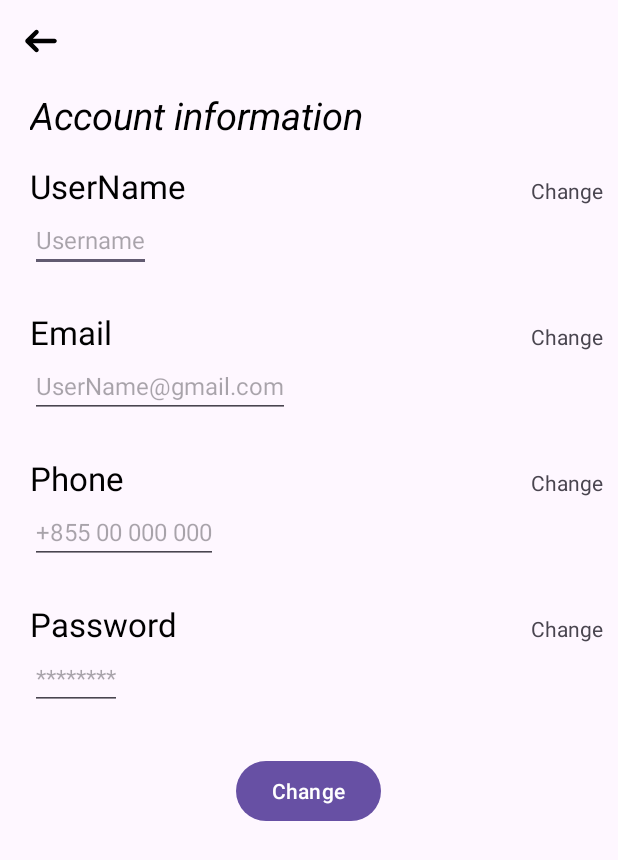
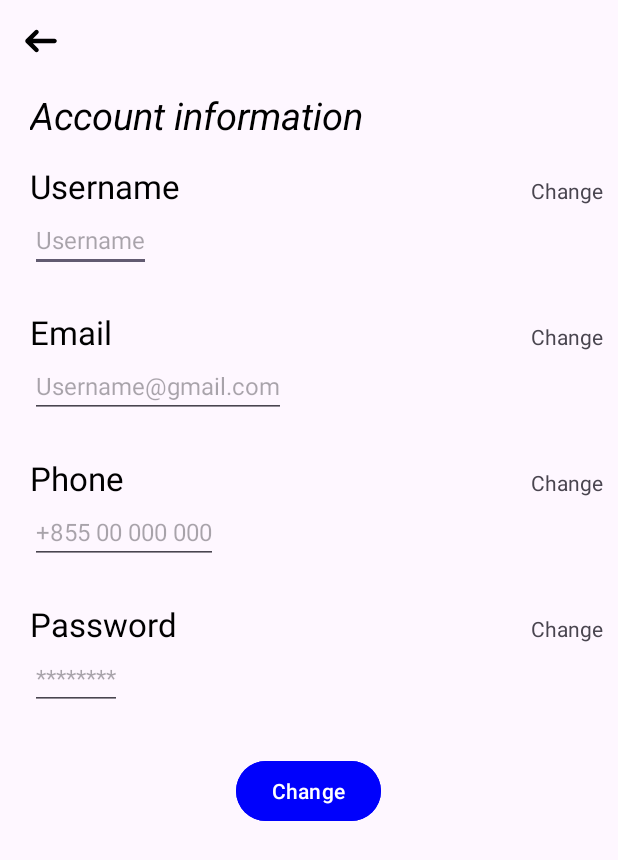
Before and after one commit to heanghenglong-ITE/SH-Online-Shop, an Android app: the AccountInformationActivity screen opened directly, with no data from a screen before it, on a phone screen of 412 x 824 dp. Shown: the top 860 px of the screen. Run offline under Robolectric (Android 15) with nearby library versions, the phone set to English and light mode, and no system bars.

Commit message:
Project Practicum

```diff
--- a/app/src/main/res/layout/activity_account_information.xml
+++ b/app/src/main/res/layout/activity_account_information.xml
@@ -39,7 +39,7 @@
             android:id="@+id/textView_username"
             android:layout_width="wrap_content"
             android:layout_height="wrap_content"
-            android:text="UserName"
+            android:text="@string/acc_2"
             android:textSize="22sp"
             android:textColor="@color/black" />
         <TextView
@@ -49,7 +49,7 @@
             android:layout_marginEnd="10dp"
             android:layout_width="match_parent"
             android:layout_height="wrap_content"
-            android:text="Change"
+            android:text="@string/acc_12"
             android:gravity="end" />
     </LinearLayout>
     <LinearLayout
@@ -63,7 +63,7 @@
             android:layout_width="wrap_content"
             android:layout_height="match_parent"
             android:layout_marginStart="20dp"
-            android:hint="Username"
+            android:hint="@string/acc_2"
             android:textColor="@color/blue"
             android:textSize="16sp" />
     </LinearLayout>
@@ -78,7 +78,7 @@
             android:id="@+id/textView_email"
             android:layout_width="wrap_content"
             android:layout_height="wrap_content"
-            android:text="Email"
+            android:text="@string/acc_9"
             android:textSize="22sp"
             android:textColor="@color/black" />
         <TextView
@@ -88,7 +88,7 @@
             android:layout_marginEnd="10dp"
             android:layout_width="match_parent"
             android:layout_height="wrap_content"
-            android:text="Change"
+            android:text="@string/acc_12"
             android:gravity="end" />
     </LinearLayout>
     <LinearLayout
@@ -101,7 +101,7 @@
             android:layout_width="wrap_content"
             android:layout_height="match_parent"
             android:layout_marginStart="20dp"
-            android:hint="UserName@gmail.com"
+            android:hint="@string/acc_3"
             android:inputType="textEmailAddress"
             android:textColor="@color/blue"
             android:textSize="16sp" />
@@ -117,7 +117,7 @@
             android:id="@+id/textView_phone"
             android:layout_width="wrap_content"
             android:layout_height="wrap_content"
-            android:text="Phone"
+            android:text="@string/acc_10"
             android:textSize="22sp"
             android:textColor="@color/black" />
         <TextView
@@ -127,7 +127,7 @@
             android:layout_marginEnd="10dp"
             android:layout_width="match_parent"
             android:layout_height="wrap_content"
-            android:text="Change"
+            android:text="@string/acc_12"
             android:gravity="end" />
     </LinearLayout>
     <LinearLayout
@@ -140,7 +140,7 @@
             android:layout_width="wrap_content"
             android:layout_height="match_parent"
             android:layout_marginStart="20dp"
-            android:hint="+855 00 000 000"
+            android:hint="@string/acc_13"
             android:inputType="phone"
             android:textColor="@color/blue"
             android:textSize="16sp" />
@@ -156,7 +156,7 @@
             android:id="@+id/textView_password"
             android:layout_width="wrap_content"
             android:layout_height="wrap_content"
-            android:text="Password"
+            android:text="@string/acc_11"
             android:textSize="22sp"
             android:textColor="@color/black" />
 
@@ -168,7 +168,7 @@
             android:clickable="true"
             android:focusable="true"
             android:gravity="end"
-            android:text="Change" />
+            android:text="@string/acc_12" />
     </LinearLayout>
     <LinearLayout
         android:layout_width="wrap_content"
@@ -180,7 +180,7 @@
             android:layout_width="wrap_content"
             android:layout_height="match_parent"
             android:layout_marginStart="20dp"
-            android:hint="********"
+            android:hint="@string/acc_14"
             android:inputType="textPassword"
             android:textColor="@color/blue"
             android:textSize="16sp" />
@@ -194,10 +194,11 @@
         android:orientation="vertical" >
 
         <Button
+            android:backgroundTint="@color/blue"
             android:id="@+id/change_button"
             android:layout_width="wrap_content"
             android:layout_height="wrap_content"
-            android:text="Change"
+            android:text="@string/acc_12"
             android:textColor="@color/white" />
 
     </LinearLayout>
--- a/app/src/main/res/layout/activity_payment_method.xml
+++ b/app/src/main/res/layout/activity_payment_method.xml
@@ -90,8 +90,9 @@
 
         <Button
             android:id="@+id/pay_button"
-            android:layout_width="wrap_content"
+            android:layout_width="200dp"
             android:layout_height="wrap_content"
+            android:backgroundTint="@color/blue"
             android:text="@string/check_8" />
     </LinearLayout>
 </LinearLayout>
--- a/app/src/main/res/values/strings.xml
+++ b/app/src/main/res/values/strings.xml
@@ -82,6 +82,13 @@
     <string name="acc_6">Interest</string>
     <string name="acc_7">Contact us</string>
     <string name="acc_8">About us</string>
+    <string name="acc_9">Email</string>
+    <string name="acc_10">Phone</string>
+    <string name="acc_11">Password</string>
+    <string name="acc_12">Change</string>
+    <string name="acc_13">+855 00 000 000</string>
+    <string name="acc_14">********</string>
 
     <string name="order_1">Order Information</string>
+
 </resources>
```
Also changed, not shown: app/src/main/java/com/example/shonlineshop/fragment/HomeFragment.java (+0 -45 lines), app/src/main/java/com/example/shonlineshop/fragment/SearchFragment.java (+0 -44 lines), app/src/main/res/layout/activity_contact_us.xml (+6 -5 lines).
